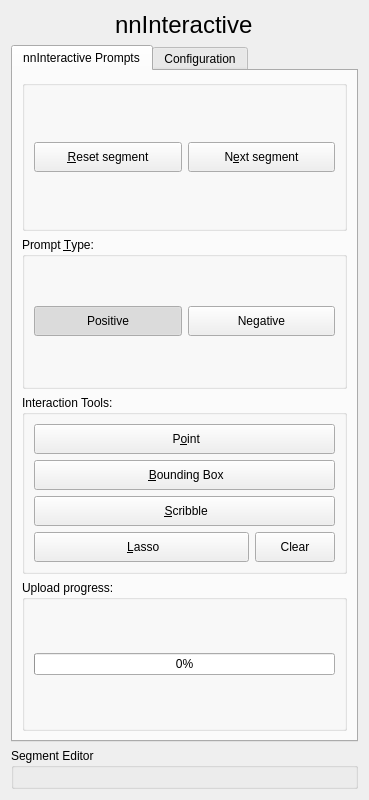
Qt form slicer_plugin/SlicerNNInteractive/Resources/UI/SlicerNNInteractive.ui (coendevente/SlicerNNInteractive) before a commit.
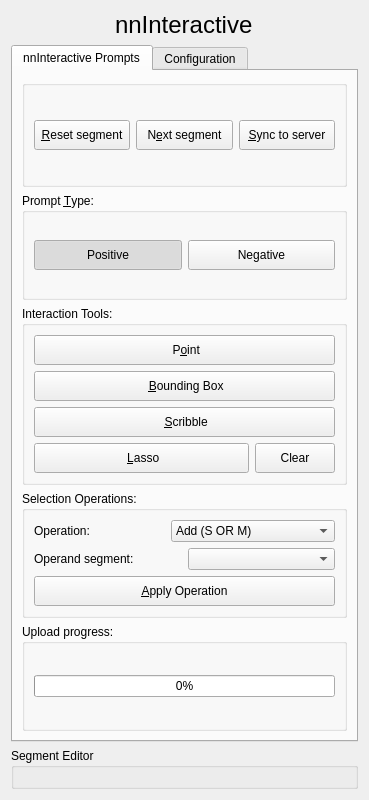
The same form after that commit. Custom widgets are drawn as their Qt base class.

Commit message: Add Selection Operations panel for boolean segment editing

```diff
--- a/slicer_plugin/SlicerNNInteractive/Resources/UI/SlicerNNInteractive.ui
+++ b/slicer_plugin/SlicerNNInteractive/Resources/UI/SlicerNNInteractive.ui
@@ -70,6 +70,22 @@
               </property>
              </widget>
             </item>
+            <item>
+             <widget class="QPushButton" name="pbSyncToServer">
+              <property name="minimumSize">
+               <size>
+                <width>0</width>
+                <height>30</height>
+               </size>
+              </property>
+              <property name="toolTip">
+               <string>Push the current segment's mask to the nnInteractive server.</string>
+              </property>
+              <property name="text">
+               <string>&amp;Sync to server</string>
+              </property>
+             </widget>
+            </item>
            </layout>
           </widget>
          </item>
@@ -272,6 +288,82 @@
            </layout>
           </widget>
          </item>
+         <item>
+          <widget class="QGroupBox" name="selectionOpsGroup">
+           <property name="title">
+            <string>Selection Operations:</string>
+           </property>
+           <layout class="QVBoxLayout" name="verticalLayout_selops">
+            <item>
+             <layout class="QHBoxLayout" name="horizontalLayout_selops_op">
+              <item>
+               <widget class="QLabel" name="lblSelectionOp">
+                <property name="text">
+                 <string>Operation:</string>
+                </property>
+               </widget>
+              </item>
+              <item>
+               <widget class="QComboBox" name="cbSelectionOperation">
+                <property name="toolTip">
+                 <string>Boolean operation between the current segment and the operand segment.</string>
+                </property>
+                <item>
+                 <property name="text">
+                  <string>Add (S OR M)</string>
+                 </property>
+                </item>
+                <item>
+                 <property name="text">
+                  <string>Subtract (S AND NOT M)</string>
+                 </property>
+                </item>
+                <item>
+                 <property name="text">
+                  <string>Intersect (S AND M)</string>
+                 </property>
+                </item>
+               </widget>
+              </item>
+             </layout>
+            </item>
+            <item>
+             <layout class="QHBoxLayout" name="horizontalLayout_selops_operand">
+              <item>
+               <widget class="QLabel" name="lblSelectionOperand">
+                <property name="text">
+                 <string>Operand segment:</string>
+                </property>
+               </widget>
+              </item>
+              <item>
+               <widget class="QComboBox" name="cbSelectionOperand">
+                <property name="toolTip">
+                 <string>Another segment to combine with the current segment.</string>
+                </property>
+               </widget>
+              </item>
+             </layout>
+            </item>
+            <item>
+             <widget class="QPushButton" name="pbApplySelectionOp">
+              <property name="minimumSize">
+               <size>
+                <width>0</width>
+                <height>30</height>
+               </size>
+              </property>
+              <property name="toolTip">
+               <string>Apply the boolean operation to the current segment and sync to server.</string>
+              </property>
+              <property name="text">
+               <string>&amp;Apply Operation</string>
+              </property>
+             </widget>
+            </item>
+           </layout>
+          </widget>
+         </item>
          <item>
           <widget class="QGroupBox" name="uploadProgressGroup">
            <property name="title">
```
The commit also changes 2 other files.
